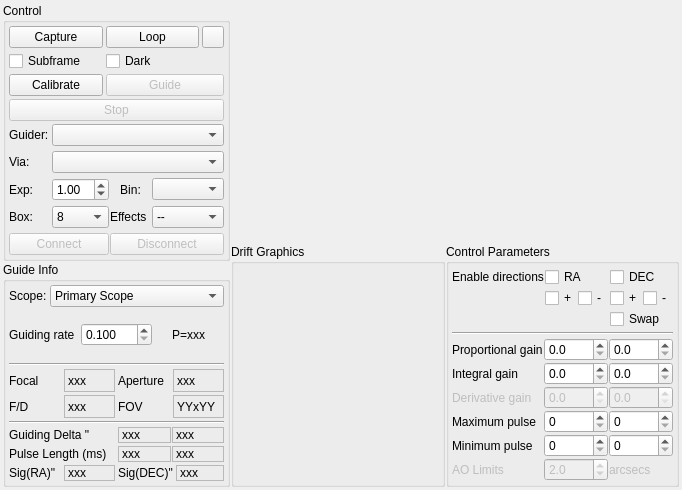
The window that kstars/ekos/guide/guide.ui (KDE/kstars) describes before a commit, drawn with Qt 5.
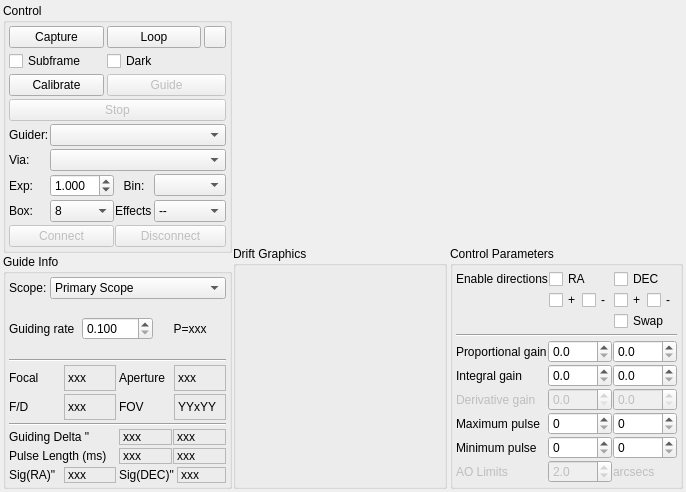
The same window after the commit. Custom widgets are drawn as their Qt base class.

Commit message: Make guide exposure 3 decimals

The edit to the form file:
```diff
--- a/kstars/ekos/guide/guide.ui
+++ b/kstars/ekos/guide/guide.ui
@@ -6,8 +6,8 @@
    <rect>
     <x>0</x>
     <y>0</y>
-    <width>682</width>
-    <height>486</height>
+    <width>686</width>
+    <height>484</height>
    </rect>
   </property>
   <layout class="QVBoxLayout" name="verticalLayout_5">
@@ -156,7 +156,7 @@
              <number>1</number>
             </property>
             <property name="verticalSpacing">
-             <number>5</number>
+             <number>3</number>
             </property>
             <item row="3" column="2">
              <widget class="QLabel" name="label_8">
@@ -231,6 +231,9 @@
             </item>
             <item row="2" column="1">
              <widget class="QDoubleSpinBox" name="exposureIN">
+              <property name="decimals">
+               <number>3</number>
+              </property>
               <property name="maximum">
                <double>60.000000000000000</double>
               </property>
@@ -540,6 +543,9 @@
           </item>
           <item>
            <layout class="QGridLayout" name="gridLayout">
+            <property name="spacing">
+             <number>3</number>
+            </property>
             <item row="0" column="0">
              <widget class="QLabel" name="l_16">
               <property name="text">
@@ -719,6 +725,9 @@
      </item>
      <item>
       <layout class="QVBoxLayout" name="rightLayout">
+       <property name="spacing">
+        <number>3</number>
+       </property>
        <item>
         <widget class="QWidget" name="guideWidget" native="true">
          <property name="sizePolicy">
@@ -743,6 +752,9 @@
        </item>
        <item>
         <layout class="QHBoxLayout" name="horizontalLayout_9">
+         <property name="spacing">
+          <number>3</number>
+         </property>
          <item>
           <widget class="QGroupBox" name="driftGraphicsGroup">
            <property name="title">
```
